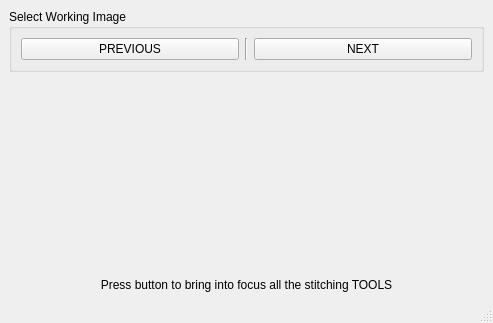
The window that notebooks/ui/ui_panoramic_remote_control.ui (neutronimaging/python_notebooks) describes before a commit, drawn with Qt 5.
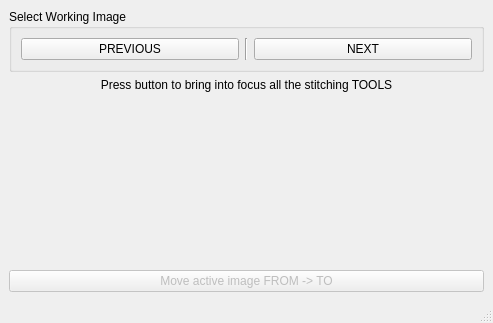
The same window after the commit.

The edit to the form file:
```diff
--- a/notebooks/ui/ui_panoramic_remote_control.ui
+++ b/notebooks/ui/ui_panoramic_remote_control.ui
@@ -45,6 +45,16 @@
       </layout>
      </widget>
     </item>
+    <item>
+     <widget class="QLabel" name="label">
+      <property name="text">
+       <string>Press button to bring into focus all the stitching TOOLS</string>
+      </property>
+      <property name="alignment">
+       <set>Qt::AlignCenter</set>
+      </property>
+     </widget>
+    </item>
     <item>
      <widget class="QPushButton" name="bring_to_focus">
       <property name="sizePolicy">
@@ -62,12 +72,12 @@
      </widget>
     </item>
     <item>
-     <widget class="QLabel" name="label">
-      <property name="text">
-       <string>Press button to bring into focus all the stitching TOOLS</string>
+     <widget class="QPushButton" name="move_active_image_pushButton">
+      <property name="enabled">
+       <bool>false</bool>
       </property>
-      <property name="alignment">
-       <set>Qt::AlignCenter</set>
+      <property name="text">
+       <string>Move active image FROM -&gt; TO</string>
       </property>
      </widget>
     </item>
```
Left out of the diff: 17 changed lines with no effect on the pictures.
